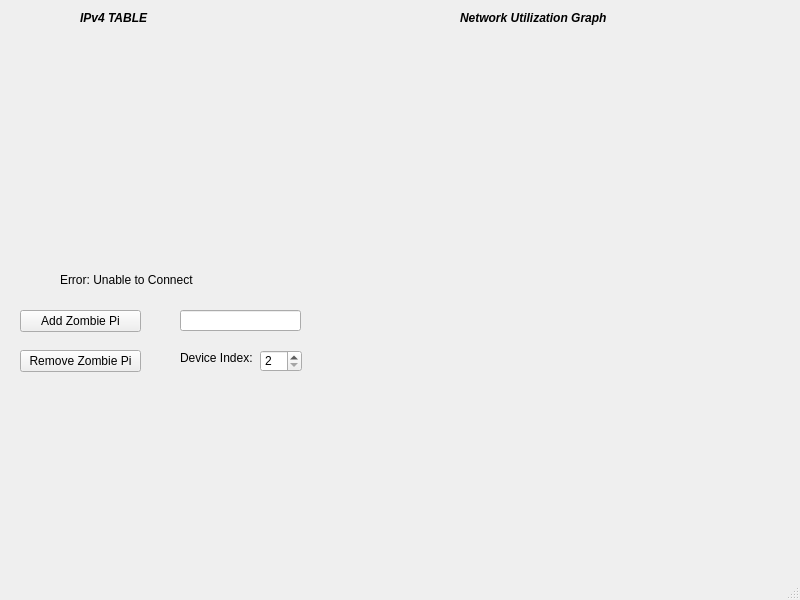
First picture: the form in CyberBox/attackermain.ui, repository RoysGit227/Software2Project, before the edit.
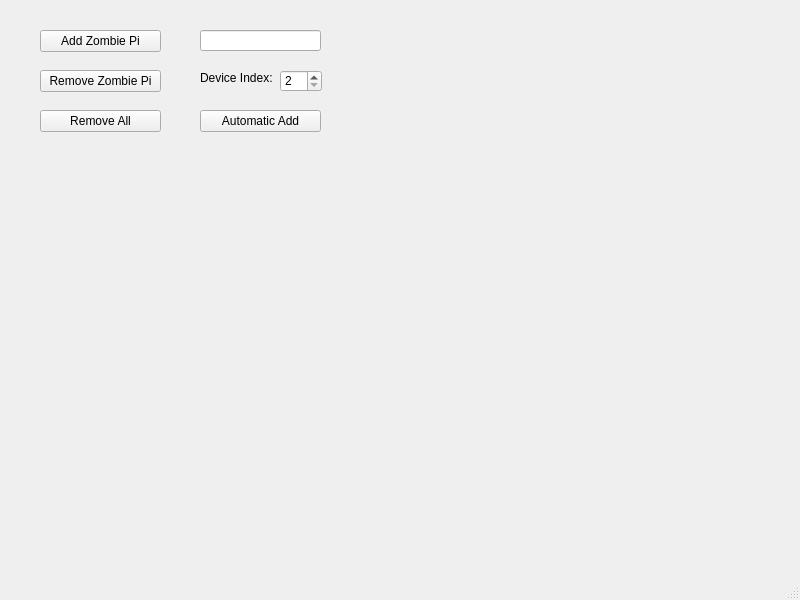
Second picture: the form after the edit. Custom widgets are drawn as their Qt base class.

Diff of the .ui file:
```diff
--- a/CyberBox/attackermain.ui
+++ b/CyberBox/attackermain.ui
@@ -20,8 +20,8 @@
    <widget class="QPushButton" name="addDevButton">
     <property name="geometry">
      <rect>
-      <x>20</x>
-      <y>310</y>
+      <x>40</x>
+      <y>30</y>
       <width>121</width>
       <height>22</height>
      </rect>
@@ -33,8 +33,8 @@
    <widget class="QPushButton" name="removeDevButton">
     <property name="geometry">
      <rect>
-      <x>20</x>
-      <y>350</y>
+      <x>40</x>
+      <y>70</y>
       <width>121</width>
       <height>22</height>
      </rect>
@@ -46,8 +46,8 @@
    <widget class="QLineEdit" name="devNameLine">
     <property name="geometry">
      <rect>
-      <x>180</x>
-      <y>310</y>
+      <x>200</x>
+      <y>30</y>
       <width>121</width>
       <height>21</height>
      </rect>
@@ -56,8 +56,8 @@
    <widget class="QSpinBox" name="dev_spinBox">
     <property name="geometry">
      <rect>
-      <x>260</x>
-      <y>350</y>
+      <x>280</x>
+      <y>70</y>
       <width>42</width>
       <height>22</height>
      </rect>
@@ -72,8 +72,8 @@
    <widget class="QLabel" name="label_2">
     <property name="geometry">
      <rect>
-      <x>180</x>
-      <y>350</y>
+      <x>200</x>
+      <y>70</y>
       <width>81</width>
       <height>16</height>
      </rect>
@@ -82,59 +82,30 @@
      <string>Device Index:</string>
     </property>
    </widget>
-   <widget class="QLabel" name="label_3">
+   <widget class="QPushButton" name="removeDevButton_2">
     <property name="geometry">
      <rect>
-      <x>80</x>
-      <y>10</y>
-      <width>91</width>
-      <height>16</height>
+      <x>40</x>
+      <y>110</y>
+      <width>121</width>
+      <height>22</height>
      </rect>
     </property>
     <property name="text">
-     <string>&lt;html&gt;&lt;head/&gt;&lt;body&gt;&lt;p&gt;&lt;span style=&quot; font-weight:800; font-style:italic;&quot;&gt;IPv4 TABLE&lt;/span&gt;&lt;/p&gt;&lt;/body&gt;&lt;/html&gt;</string>
+     <string>Remove All</string>
     </property>
-    <property name="textFormat">
-     <enum>Qt::AutoText</enum>
-    </property>
    </widget>
-   <widget class="QLabel" name="errorLabel">
+   <widget class="QPushButton" name="addDevButton_2">
     <property name="geometry">
      <rect>
-      <x>60</x>
-      <y>270</y>
-      <width>171</width>
-      <height>20</height>
+      <x>200</x>
+      <y>110</y>
+      <width>121</width>
+      <height>22</height>
      </rect>
     </property>
     <property name="text">
-     <string>Error: Unable to Connect</string>
-    </property>
-   </widget>
-   <widget class="QCustomPlot" name="plot" native="true">
-    <property name="geometry">
-     <rect>
-      <x>300</x>
-      <y>40</y>
-      <width>491</width>
-      <height>221</height>
-     </rect>
-    </property>
-   </widget>
-   <widget class="QLabel" name="label_4">
-    <property name="geometry">
-     <rect>
-      <x>460</x>
-      <y>10</y>
-      <width>171</width>
-      <height>16</height>
-     </rect>
-    </property>
-    <property name="text">
-     <string>&lt;html&gt;&lt;head/&gt;&lt;body&gt;&lt;p&gt;&lt;span style=&quot; font-weight:792; font-style:italic;&quot;&gt;Network Utilization Graph&lt;/span&gt;&lt;/p&gt;&lt;/body&gt;&lt;/html&gt;</string>
-    </property>
-    <property name="textFormat">
-     <enum>Qt::AutoText</enum>
+     <string>Automatic Add</string>
     </property>
    </widget>
   </widget>
@@ -150,14 +121,6 @@
   </widget>
   <widget class="QStatusBar" name="statusbar"/>
  </widget>
- <customwidgets>
-  <customwidget>
-   <class>QCustomPlot</class>
-   <extends>QWidget</extends>
-   <header location="global">qcustomplot.h</header>
-   <container>1</container>
-  </customwidget>
- </customwidgets>
  <resources/>
  <connections/>
 </ui>
```
